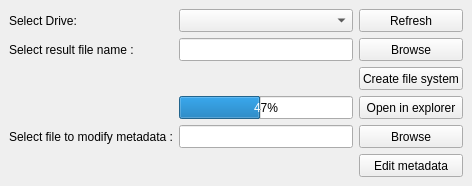
Qt form src/Forms/WindowMain.ui (Rasakhatskiy/Labs_S4_OOOP_L01) before a commit.
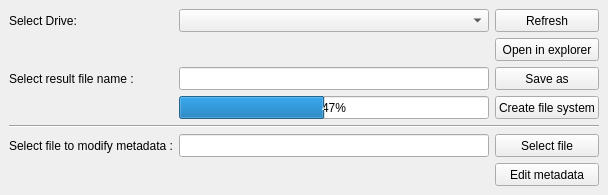
The same form after that commit. Icons and pictures are not drawn.

Commit message: interface completed

```diff
--- a/src/Forms/WindowMain.ui
+++ b/src/Forms/WindowMain.ui
@@ -6,8 +6,8 @@
    <rect>
     <x>0</x>
     <y>0</y>
-    <width>472</width>
-    <height>186</height>
+    <width>608</width>
+    <height>195</height>
    </rect>
   </property>
   <property name="windowTitle">
@@ -20,7 +20,7 @@
   <widget class="QWidget" name="centralwidget">
    <layout class="QGridLayout" name="gridLayout">
     <item row="1" column="2">
-     <widget class="QPushButton" name="button_browseResultFile">
+     <widget class="QPushButton" name="button_openExplorer">
       <property name="sizePolicy">
        <sizepolicy hsizetype="Minimum" vsizetype="Preferred">
         <horstretch>0</horstretch>
@@ -28,7 +28,30 @@
        </sizepolicy>
       </property>
       <property name="text">
-       <string>Browse</string>
+       <string>Open in explorer</string>
+      </property>
+     </widget>
+    </item>
+    <item row="4" column="2">
+     <widget class="QPushButton" name="button_startCreateFilesystem">
+      <property name="sizePolicy">
+       <sizepolicy hsizetype="Minimum" vsizetype="Preferred">
+        <horstretch>0</horstretch>
+        <verstretch>0</verstretch>
+       </sizepolicy>
+      </property>
+      <property name="text">
+       <string>Create file system</string>
+      </property>
+     </widget>
+    </item>
+    <item row="2" column="1">
+     <widget class="QLineEdit" name="lineEdit_pathSaveFileInfo">
+      <property name="sizePolicy">
+       <sizepolicy hsizetype="Expanding" vsizetype="Preferred">
+        <horstretch>0</horstretch>
+        <verstretch>0</verstretch>
+       </sizepolicy>
       </property>
      </widget>
     </item>
@@ -45,7 +68,20 @@
       </property>
      </widget>
     </item>
-    <item row="4" column="2">
+    <item row="2" column="0">
+     <widget class="QLabel" name="label_2">
+      <property name="sizePolicy">
+       <sizepolicy hsizetype="Preferred" vsizetype="Preferred">
+        <horstretch>0</horstretch>
+        <verstretch>0</verstretch>
+       </sizepolicy>
+      </property>
+      <property name="text">
+       <string>Select result file name :</string>
+      </property>
+     </widget>
+    </item>
+    <item row="7" column="2">
      <widget class="QPushButton" name="button_browseModifyFile">
       <property name="sizePolicy">
        <sizepolicy hsizetype="Minimum" vsizetype="Preferred">
@@ -54,11 +90,24 @@
        </sizepolicy>
       </property>
       <property name="text">
-       <string>Browse</string>
+       <string>Select file</string>
       </property>
      </widget>
     </item>
-    <item row="5" column="2">
+    <item row="7" column="0">
+     <widget class="QLabel" name="label_selectFileForModification">
+      <property name="sizePolicy">
+       <sizepolicy hsizetype="Preferred" vsizetype="Preferred">
+        <horstretch>0</horstretch>
+        <verstretch>0</verstretch>
+       </sizepolicy>
+      </property>
+      <property name="text">
+       <string>Select file to modify metadata :</string>
+      </property>
+     </widget>
+    </item>
+    <item row="8" column="2">
      <widget class="QPushButton" name="button_startEditMetadata">
       <property name="sizePolicy">
        <sizepolicy hsizetype="Minimum" vsizetype="Preferred">
@@ -71,6 +120,39 @@
       </property>
      </widget>
     </item>
+    <item row="7" column="1">
+     <widget class="QLineEdit" name="lineEdit_pathModifyMetadata">
+      <property name="sizePolicy">
+       <sizepolicy hsizetype="Expanding" vsizetype="Preferred">
+        <horstretch>0</horstretch>
+        <verstretch>0</verstretch>
+       </sizepolicy>
+      </property>
+     </widget>
+    </item>
+    <item row="0" column="1">
+     <widget class="QComboBox" name="comboBox_selectDrive">
+      <property name="sizePolicy">
+       <sizepolicy hsizetype="Preferred" vsizetype="Preferred">
+        <horstretch>0</horstretch>
+        <verstretch>0</verstretch>
+       </sizepolicy>
+      </property>
+     </widget>
+    </item>
+    <item row="2" column="2">
+     <widget class="QPushButton" name="button_browseSaveAs">
+      <property name="sizePolicy">
+       <sizepolicy hsizetype="Minimum" vsizetype="Preferred">
+        <horstretch>0</horstretch>
+        <verstretch>0</verstretch>
+       </sizepolicy>
+      </property>
+      <property name="text">
+       <string>Save as</string>
+      </property>
+     </widget>
+    </item>
     <item row="0" column="0">
      <widget class="QLabel" name="label_selectDrive">
       <property name="sizePolicy">
@@ -84,66 +166,7 @@
       </property>
      </widget>
     </item>
-    <item row="4" column="0">
-     <widget class="QLabel" name="label_selectFileForModification">
-      <property name="sizePolicy">
-       <sizepolicy hsizetype="Preferred" vsizetype="Preferred">
-        <horstretch>0</horstretch>
-        <verstretch>0</verstretch>
-       </sizepolicy>
-      </property>
-      <property name="text">
-       <string>Select file to modify metadata :</string>
-      </property>
-     </widget>
-    </item>
-    <item row="0" column="1">
-     <widget class="QComboBox" name="comboBox_selectDriveSave">
-      <property name="sizePolicy">
-       <sizepolicy hsizetype="Preferred" vsizetype="Preferred">
-        <horstretch>0</horstretch>
-        <verstretch>0</verstretch>
-       </sizepolicy>
-      </property>
-     </widget>
-    </item>
-    <item row="3" column="2">
-     <widget class="QPushButton" name="button_openExplorer">
-      <property name="sizePolicy">
-       <sizepolicy hsizetype="Minimum" vsizetype="Preferred">
-        <horstretch>0</horstretch>
-        <verstretch>0</verstretch>
-       </sizepolicy>
-      </property>
-      <property name="text">
-       <string>Open in explorer</string>
-      </property>
-     </widget>
-    </item>
-    <item row="1" column="1">
-     <widget class="QLineEdit" name="lineEdit_pathSaveFileInfo">
-      <property name="sizePolicy">
-       <sizepolicy hsizetype="Expanding" vsizetype="Preferred">
-        <horstretch>0</horstretch>
-        <verstretch>0</verstretch>
-       </sizepolicy>
-      </property>
-     </widget>
-    </item>
-    <item row="1" column="0">
-     <widget class="QLabel" name="label_2">
-      <property name="sizePolicy">
-       <sizepolicy hsizetype="Preferred" vsizetype="Preferred">
-        <horstretch>0</horstretch>
-        <verstretch>0</verstretch>
-       </sizepolicy>
-      </property>
-      <property name="text">
-       <string>Select result file name :</string>
-      </property>
-     </widget>
-    </item>
-    <item row="3" column="1">
+    <item row="4" column="1">
      <widget class="QProgressBar" name="progressBar">
       <property name="enabled">
        <bool>true</bool>
@@ -165,26 +188,10 @@
       </property>
      </widget>
     </item>
-    <item row="4" column="1">
-     <widget class="QLineEdit" name="lineEdit_pathModifyMetadata">
-      <property name="sizePolicy">
-       <sizepolicy hsizetype="Expanding" vsizetype="Preferred">
-        <horstretch>0</horstretch>
-        <verstretch>0</verstretch>
-       </sizepolicy>
-      </property>
-     </widget>
-    </item>
-    <item row="2" column="2">
-     <widget class="QPushButton" name="button_startCreateFilesystem">
-      <property name="sizePolicy">
-       <sizepolicy hsizetype="Minimum" vsizetype="Preferred">
-        <horstretch>0</horstretch>
-        <verstretch>0</verstretch>
-       </sizepolicy>
-      </property>
-      <property name="text">
-       <string>Create file system</string>
+    <item row="5" column="0" colspan="3">
+     <widget class="Line" name="line">
+      <property name="orientation">
+       <enum>Qt::Horizontal</enum>
       </property>
      </widget>
     </item>
```
The commit also changes 3 other files.
